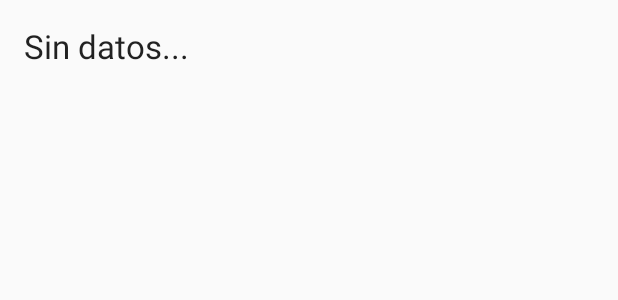
After one commit to carcaret/android, an Android app: the layout activity_tasks_provider.xml on its own in the app's theme, with its tools: preview values and no code run, on a phone screen of 412 x 824 dp. The commit adds this screen. Shown: the top 300 px of the screen. Run offline under Robolectric (Android 15) with nearby library versions, the phone set to English and light mode, and no system bars.

Commit message:
Added ContentProvider for database

```diff
--- a/app/src/main/java/practicas/cursoandroid/practicasandroid/activity/MainActivity.java
+++ b/app/src/main/java/practicas/cursoandroid/practicasandroid/activity/MainActivity.java
@@ -71,6 +71,10 @@ public class MainActivity extends AppCompatActivity {
                 launch = new Intent(this, TasksDBActivity.class);
                 startActivity(launch);
                 break;
+            case R.id.mnu_main_activities_show_tasks:
+                launch = new Intent(this, TasksProviderActivity.class);
+                startActivity(launch);
+                break;
             default:
                 break;
         }
--- /dev/null
+++ b/app/src/main/res/layout/activity_tasks_provider.xml
@@ -0,0 +1,26 @@
+<?xml version="1.0" encoding="utf-8"?>
+<RelativeLayout xmlns:android="http://schemas.android.com/apk/res/android"
+    xmlns:tools="http://schemas.android.com/tools"
+    android:layout_width="match_parent"
+    android:layout_height="match_parent"
+    android:paddingBottom="@dimen/activity_vertical_margin"
+    android:paddingLeft="@dimen/activity_horizontal_margin"
+    android:paddingRight="@dimen/activity_horizontal_margin"
+    android:paddingTop="@dimen/activity_vertical_margin"
+    tools:context="practicas.cursoandroid.practicasandroid.activity.TasksProviderActivity">
+
+    <ScrollView
+        android:layout_width="match_parent"
+        android:layout_height="match_parent"
+        android:id="@+id/scrollView2" >
+
+        <TextView
+            android:layout_width="wrap_content"
+            android:layout_height="wrap_content"
+            android:textAppearance="?android:attr/textAppearanceLarge"
+            android:text="Sin datos..."
+            android:id="@+id/txt_tasks_provider_tasks"
+            android:layout_alignParentTop="true"
+            android:layout_alignParentStart="true" />
+    </ScrollView>
+</RelativeLayout>
--- a/app/src/main/res/menu/main.xml
+++ b/app/src/main/res/menu/main.xml
@@ -32,5 +32,8 @@
         android:title="Sensors" />
     <item
         android:id="@+id/mnu_main_activities_create_tasks"
-        android:title="Crear tareas" />
+        android:title="Create task" />
+    <item
+        android:id="@+id/mnu_main_activities_show_tasks"
+        android:title="Show tasks" />
 </menu>
```
Also changed, not shown: app/src/main/AndroidManifest.xml (+7 -1 lines), app/src/main/java/practicas/cursoandroid/practicasandroid/activity/TasksProviderActivity.java (added, +43 -0 lines), app/src/main/java/practicas/cursoandroid/practicasandroid/content/TasksProvider.java (added, +63 -0 lines).
